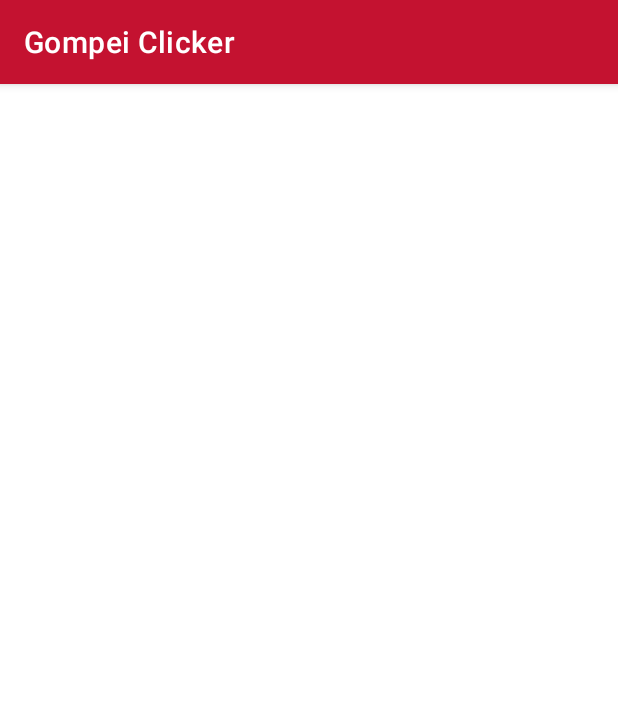
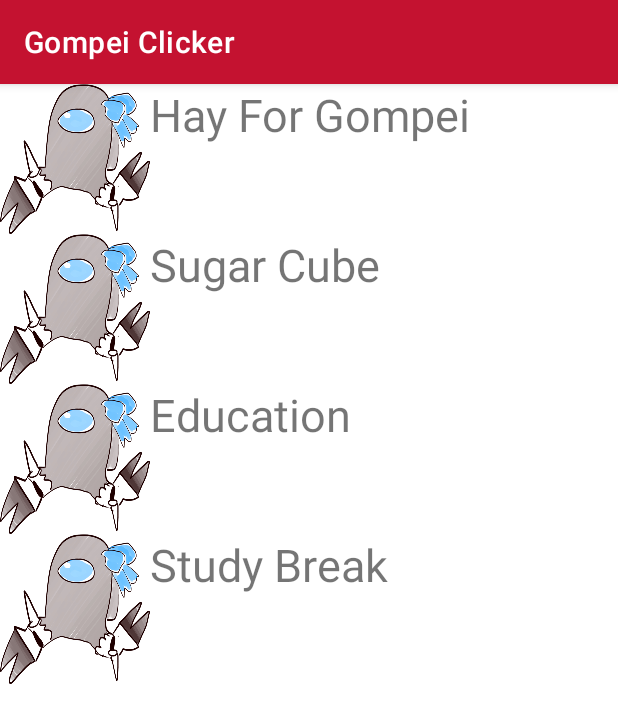
Before and after one commit to RVRX/Gompei-Clicker, an Android app: the fragment shopFragment shown on its own in the app's theme, on a phone screen of 412 x 824 dp. Shown: the top 723 px of the screen. Run offline under Robolectric (Android 15) with nearby library versions, the phone set to English and light mode, and no system bars.

Commit message:
shop with scrollpane and dummy powersup set up

```diff
--- a/app/src/main/java/com/colermanning/gompeiclicker/ui/main/shopFragment.kt
+++ b/app/src/main/java/com/colermanning/gompeiclicker/ui/main/shopFragment.kt
@@ -1,13 +1,22 @@
 package com.colermanning.gompeiclicker.ui.main
 
 import android.os.Bundle
+import android.util.Log
 import android.view.LayoutInflater
 import android.view.View
 import android.view.ViewGroup
+import android.widget.ImageView
+import android.widget.LinearLayout
 import androidx.fragment.app.Fragment
 import com.colermanning.gompeiclicker.R
 
 class shopFragment : Fragment() {
+
+    private lateinit var powerup1: ImageView
+    private lateinit var layout1: LinearLayout
+    private lateinit var layout2: LinearLayout
+    private lateinit var layout3: LinearLayout
+    private lateinit var layout4: LinearLayout
 
     override fun onCreate(savedInstanceState: Bundle?) {
         super.onCreate(savedInstanceState)
@@ -19,7 +28,24 @@ class shopFragment : Fragment() {
         savedInstanceState: Bundle?
     ): View? {
         val view = inflater.inflate(R.layout.fragment_shop, container, false)
+        powerup1 = view.findViewById(R.id.powerup_1)
+        layout1 = view.findViewById(R.id.linear_layout_1)
+        layout2 = view.findViewById(R.id.linear_layout_2)
+        layout3 = view.findViewById(R.id.linear_layout_3)
+        layout4 = view.findViewById(R.id.linear_layout_4)
 
+        layout1.setOnClickListener { view: View ->
+            Log.d("fortnite", "you clicked education")
+        }
+        layout2.setOnClickListener { view: View ->
+            Log.d("fortnite", "you clicked education")
+        }
+        layout3.setOnClickListener { view: View ->
+            Log.d("fortnite", "you clicked education")
+        }
+        layout4.setOnClickListener { view: View ->
+            Log.d("fortnite", "you clicked education")
+        }
         return view
     }
 
--- a/app/src/main/res/layout/fragment_shop.xml
+++ b/app/src/main/res/layout/fragment_shop.xml
@@ -1,6 +1,117 @@
 <?xml version="1.0" encoding="utf-8"?>
-<androidx.constraintlayout.widget.ConstraintLayout xmlns:android="http://schemas.android.com/apk/res/android"
+<FrameLayout xmlns:android="http://schemas.android.com/apk/res/android"
+    xmlns:app="http://schemas.android.com/apk/res-auto"
+    xmlns:tools="http://schemas.android.com/tools"
     android:layout_width="match_parent"
     android:layout_height="match_parent">
+    <ScrollView
+        android:layout_width="match_parent"
+        android:layout_height="match_parent">
+        <LinearLayout
+            android:layout_width="match_parent"
+            android:layout_height="match_parent"
+            android:orientation="vertical">
 
-</androidx.constraintlayout.widget.ConstraintLayout>
+        <LinearLayout
+            android:id="@+id/linear_layout_1"
+            android:layout_width="match_parent"
+            android:layout_height="match_parent"
+            android:clickable="true"
+            android:orientation="horizontal"
+            android:focusable="true"
+            android:foreground="?android:attr/selectableItemBackground">
+
+
+            <ImageView
+                android:id="@+id/powerup_1"
+                android:layout_width="100dp"
+                android:layout_height="100dp"
+                app:srcCompat="@drawable/meltamogus"
+                android:clickable="false"
+                android:scaleType="fitXY"/>
+
+            <TextView
+                android:id="@+id/textView"
+                android:layout_width="wrap_content"
+                android:layout_height="wrap_content"
+                android:textSize="30sp"
+                android:clickable="false"
+                android:text="@string/powerup_1" />
+        </LinearLayout>
+
+        <LinearLayout
+            android:id="@+id/linear_layout_2"
+            android:layout_width="match_parent"
+            android:layout_height="match_parent"
+            android:clickable="true"
+            android:orientation="horizontal"
+            android:focusable="true"
+            android:foreground="?android:attr/selectableItemBackground">
+
+            <ImageView
+                android:id="@+id/powerup_2"
+                android:layout_width="100dp"
+                android:layout_height="100dp"
+                app:srcCompat="@drawable/meltamogus"
+                android:scaleType="fitXY"/>
+
+            <TextView
+                android:id="@+id/textView2"
+                android:layout_width="wrap_content"
+                android:layout_height="wrap_content"
+                android:textSize="30sp"
+                android:text="@string/powerup_2" />
+        </LinearLayout>
+
+        <LinearLayout
+            android:id="@+id/linear_layout_3"
+            android:layout_width="match_parent"
+            android:layout_height="match_parent"
+            android:clickable="true"
+            android:orientation="horizontal"
+            android:focusable="true"
+            android:foreground="?android:attr/selectableItemBackground">
+
+
+            <ImageView
+                android:id="@+id/imageView4"
+                android:layout_width="100dp"
+                android:layout_height="100dp"
+                app:srcCompat="@drawable/meltamogus"
+                android:scaleType="fitXY"/>
+
+            <TextView
+                android:id="@+id/textView3"
+                android:layout_width="wrap_content"
+                android:layout_height="wrap_content"
+                android:textSize="30sp"
+                android:text="@string/powerup_3" />
+        </LinearLayout>
+
+        <LinearLayout
+            android:id="@+id/linear_layout_4"
+            android:layout_width="match_parent"
+            android:layout_height="match_parent"
+            android:clickable="true"
+            android:orientation="horizontal"
+            android:focusable="true"
+            android:foreground="?android:attr/selectableItemBackground">
+
+
+            <ImageView
+                android:id="@+id/imageView5"
+                android:layout_width="100dp"
+                android:layout_height="100dp"
+                app:srcCompat="@drawable/meltamogus"
+                android:scaleType="fitXY" />
+
+            <TextView
+                android:id="@+id/textView4"
+                android:layout_width="wrap_content"
+                android:layout_height="wrap_content"
+                android:textSize="30sp"
+                android:text="@string/powerup_4" />
+        </LinearLayout>
+        </LinearLayout>
+    </ScrollView>
+</FrameLayout>
--- a/app/src/main/res/values/strings.xml
+++ b/app/src/main/res/values/strings.xml
@@ -9,4 +9,8 @@
     <string name="points_name">Innovation Points</string>
     <string name="mascot_name">Gompei The Goat</string>
     <string name="default_point_value">0</string>
+    <string name="powerup_1">Hay For Gompei</string>
+    <string name="powerup_2">Sugar Cube</string>
+    <string name="powerup_3">Education</string>
+    <string name="powerup_4">Study Break</string>
 </resources>
```
